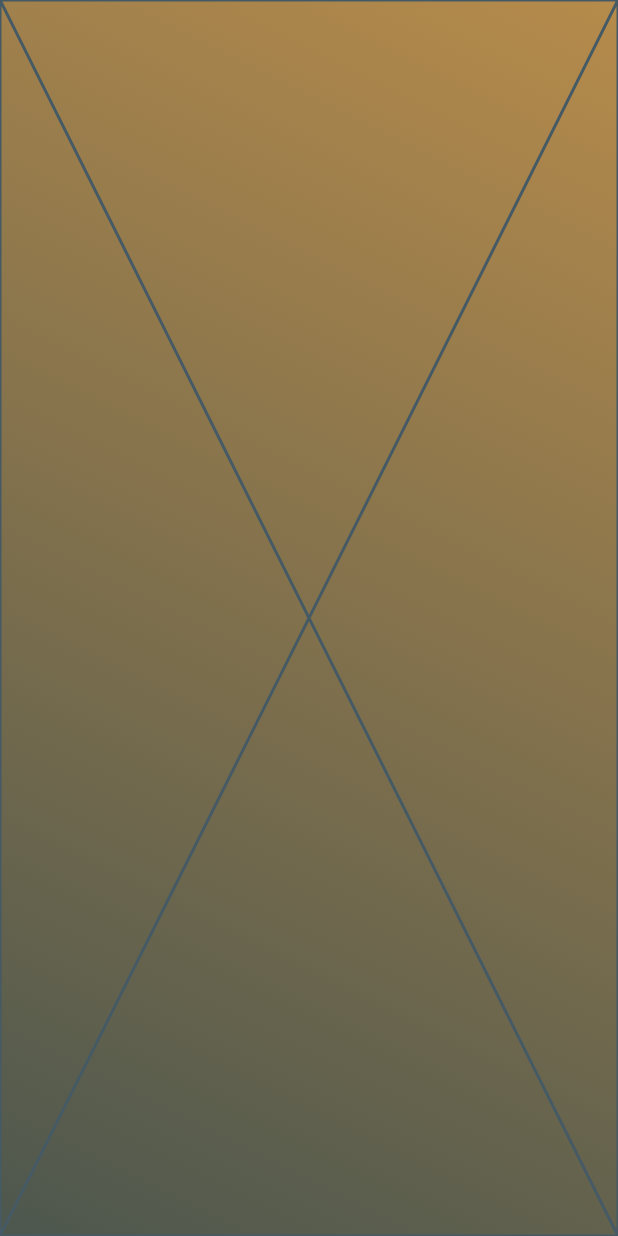
After one commit to Ruslan-Po/Guru, a Flutter app: the FlowVoice screen opened by its route, on a phone screen of 412 x 824 dp. The commit adds this screen. Run offline on Flutter 3.47's test engine with Material 3 defaults, Android fonts, the phone set to English and light mode, and no system bars.

Commit message:
navigation_start

```diff
--- /dev/null
+++ b/lib/app_routes.dart
@@ -0,0 +1,7 @@
+class Routes {
+  static const String home = '/';
+  static const String silence = '/silence';
+  static const String flow = '/flow';
+  static const String logic = '/logic';
+  static const String poetry = '/poetry';
+}
--- a/lib/main.dart
+++ b/lib/main.dart
@@ -1,5 +1,6 @@
 import 'package:flutter/material.dart';
 import 'package:guru/screens/application.dart';
+
 
 void main() {
   runApp(const App());
--- /dev/null
+++ b/lib/screens/voices/flow.dart
@@ -0,0 +1,28 @@
+import 'package:flutter/material.dart';
+
+class FlowVoice extends StatefulWidget {
+  const FlowVoice({super.key});
+
+  @override
+  State<FlowVoice> createState() => _FlowVoiceState();
+}
+
+class _FlowVoiceState extends State<FlowVoice> {
+  @override
+  Widget build(BuildContext context) {
+    return Center(
+      child: SizedBox.expand(
+        child: Container(
+          decoration: const BoxDecoration(
+            gradient: LinearGradient(
+              begin: Alignment.bottomLeft,
+              end: Alignment.topRight,
+              colors: [Color(0xFF4D574E), Color(0xFFB68B4B)],
+            ),
+          ),
+          child: Placeholder(),
+        ),
+      ),
+    );
+  }
+}
```
Also changed, not shown: lib/screens/application.dart (+15 -1 lines), lib/screens/voices/logic.dart (added, +28 -0 lines), lib/screens/voices/poetry.dart (added, +28 -0 lines), lib/screens/voices/silence.dart (added, +28 -0 lines).
